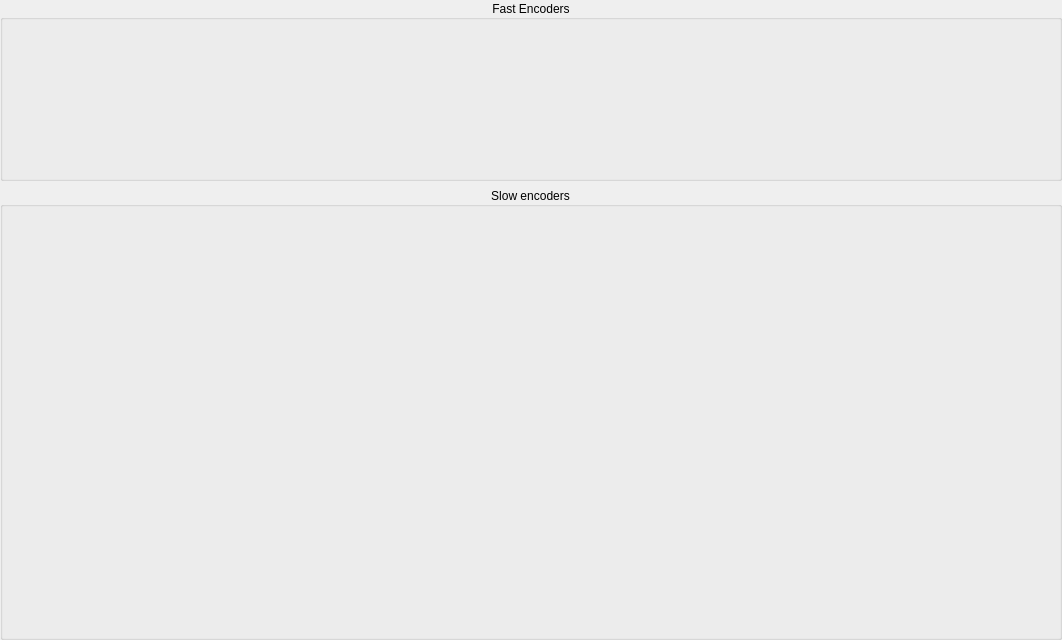
This is src/widgets/encoders/encodersconfig.ui in anpeaco/FreeJoyXConfiguratorQt as Qt 5 draws it before an edit. The edited form follows.
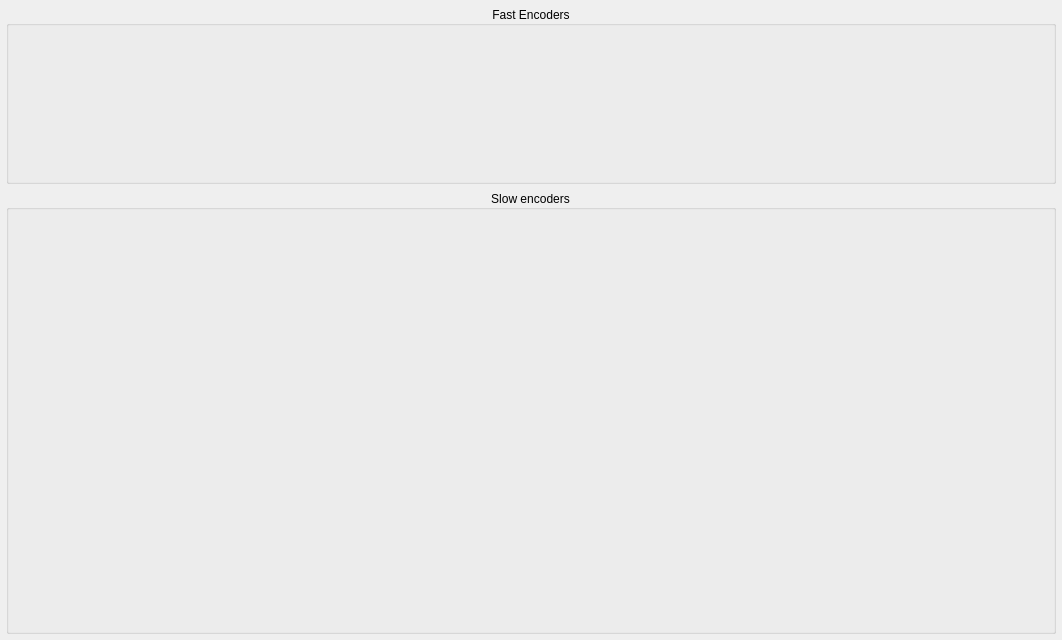
This is the edited form.

Patch:
```diff
--- a/src/widgets/encoders/encodersconfig.ui
+++ b/src/widgets/encoders/encodersconfig.ui
@@ -15,16 +15,16 @@
   </property>
   <layout class="QGridLayout" name="gridLayout">
    <property name="leftMargin">
-    <number>0</number>
+    <number>6</number>
    </property>
    <property name="topMargin">
-    <number>0</number>
+    <number>6</number>
    </property>
    <property name="rightMargin">
-    <number>0</number>
+    <number>6</number>
    </property>
    <property name="bottomMargin">
-    <number>0</number>
+    <number>6</number>
    </property>
    <item row="0" column="0">
     <widget class="QScrollArea" name="scrollArea">
```
